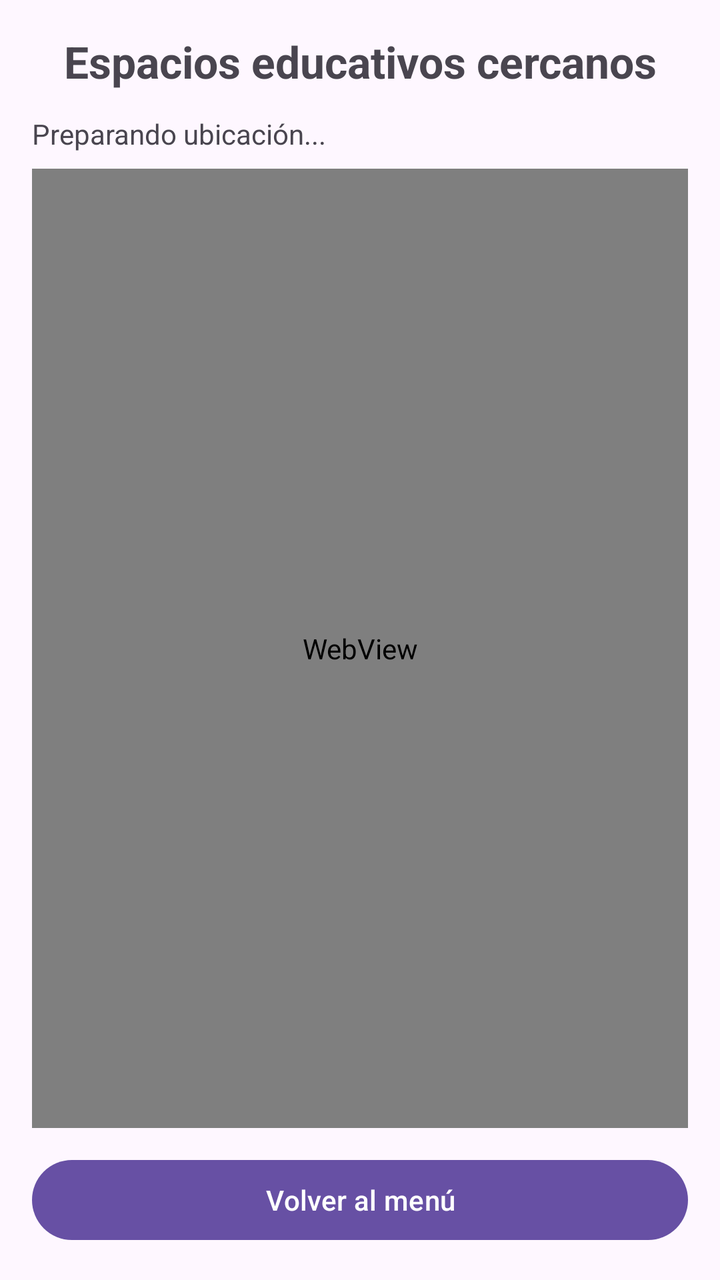
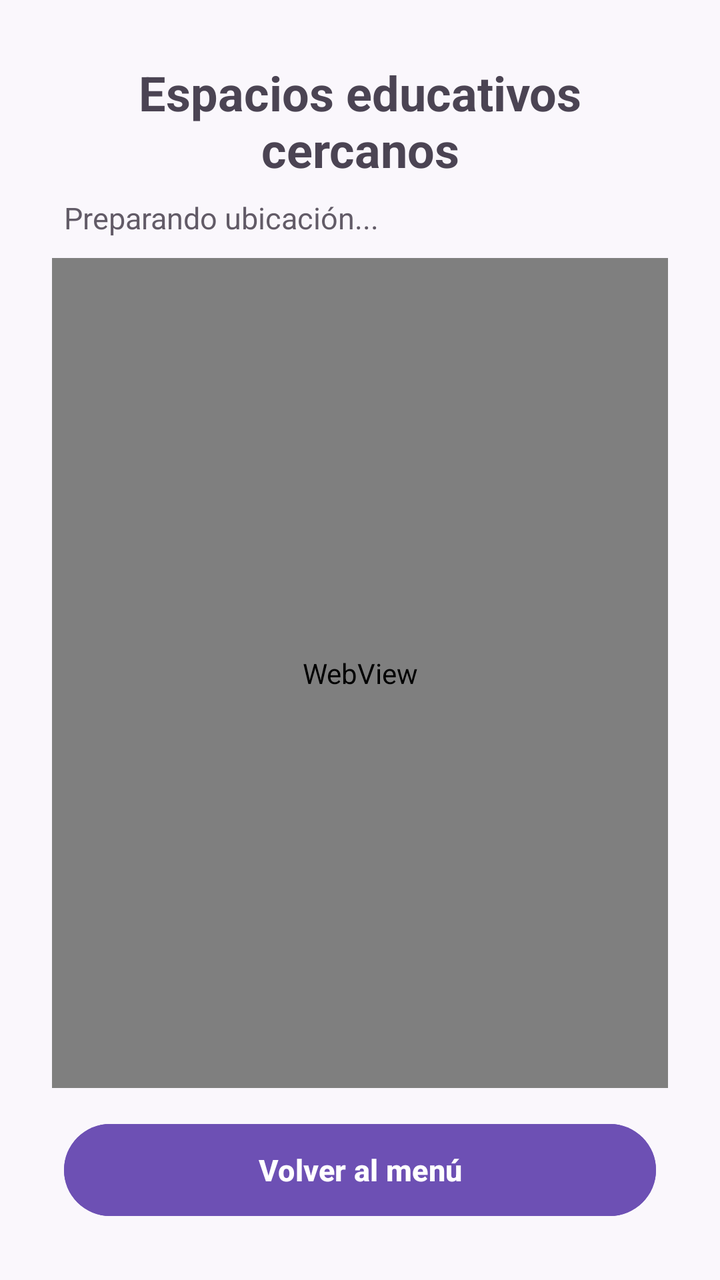

An Android layout rendered at two revisions. The XML below is the earlier revision; the diff shows what the commit changed to produce the second picture.
<!-- AndroidManifest.xml: application theme Theme.AILearningMobile -->
<!-- res/layout/activity_mapa_espacios_educativos.xml -->
<?xml version="1.0" encoding="utf-8"?>
<LinearLayout xmlns:android="http://schemas.android.com/apk/res/android"

    android:layout_width="match_parent"
    android:layout_height="match_parent"
    android:orientation="vertical"
    android:padding="16dp"

    >

    <TextView

        android:id="@+id/textTituloMapa"
        android:layout_width="match_parent"
        android:layout_height="wrap_content"
        android:text="Espacios educativos cercanos"
        android:textSize="22sp"
        android:textStyle="bold"
        android:gravity="center"
        android:layout_marginBottom="12dp"

        />

    <TextView

        android:id="@+id/textEstadoUbicacion"
        android:layout_width="match_parent"
        android:layout_height="wrap_content"
        android:text="Preparando ubicación..."
        android:textSize="14sp"
        android:layout_marginBottom="8dp"

        />

    <WebView

        android:id="@+id/webViewMapa"
        android:layout_width="match_parent"
        android:layout_height="0dp"
        android:layout_weight="1"

        />

    <Button

        android:id="@+id/btnVolverHome"
        android:layout_width="match_parent"
        android:layout_height="wrap_content"
        android:text="Volver al menú"
        android:textAllCaps="false"
        android:layout_marginTop="12dp"

        />

</LinearLayout>
<!-- resources referenced by this layout -->
<resources>
  <style name="Theme.AILearningMobile" parent="Base.Theme.AILearningMobile" />
  <style name="Base.Theme.AILearningMobile" parent="Theme.Material3.DayNight.NoActionBar">
          
          
      </style>
</resources>

<!-- the commit's change to res/layout/activity_mapa_espacios_educativos.xml (unified diff, before → after) -->
@@ -1,55 +1,7 @@
 <?xml version="1.0" encoding="utf-8"?>
-<LinearLayout xmlns:android="http://schemas.android.com/apk/res/android"
-
-    android:layout_width="match_parent"
-    android:layout_height="match_parent"
-    android:orientation="vertical"
-    android:padding="16dp"
-
-    >
-
-    <TextView
-
-        android:id="@+id/textTituloMapa"
-        android:layout_width="match_parent"
-        android:layout_height="wrap_content"
-        android:text="Espacios educativos cercanos"
-        android:textSize="22sp"
-        android:textStyle="bold"
-        android:gravity="center"
-        android:layout_marginBottom="12dp"
-
-        />
-
-    <TextView
-
-        android:id="@+id/textEstadoUbicacion"
-        android:layout_width="match_parent"
-        android:layout_height="wrap_content"
-        android:text="Preparando ubicación..."
-        android:textSize="14sp"
-        android:layout_marginBottom="8dp"
-
-        />
-
-    <WebView
-
-        android:id="@+id/webViewMapa"
-        android:layout_width="match_parent"
-        android:layout_height="0dp"
-        android:layout_weight="1"
-
-        />
-
-    <Button
-
-        android:id="@+id/btnVolverHome"
-        android:layout_width="match_parent"
-        android:layout_height="wrap_content"
-        android:text="Volver al menú"
-        android:textAllCaps="false"
-        android:layout_marginTop="12dp"
-
-        />
-
+<LinearLayout xmlns:android="http://schemas.android.com/apk/res/android" android:layout_width="match_parent" android:layout_height="match_parent" android:orientation="vertical" android:padding="16dp" android:background="#FAF7FC">
+  <TextView android:id="@+id/textTituloMapa" android:layout_width="match_parent" android:layout_height="wrap_content" android:text="Espacios educativos cercanos" android:textSize="24sp" android:textStyle="bold" android:gravity="center" android:layout_marginBottom="4dp" android:textColor="#4B4453" android:layout_marginStart="16dp" android:layout_marginEnd="16dp" android:layout_marginTop="14dp" />
+  <TextView android:id="@+id/textEstadoUbicacion" android:layout_width="match_parent" android:layout_height="wrap_content" android:text="Preparando ubicación..." android:textSize="15sp" android:layout_marginBottom="10dp" android:textColor="#625B67" android:layout_marginStart="16dp" android:layout_marginEnd="16dp" android:layout_marginTop="4dp" />
+  <WebView android:id="@+id/webViewMapa" android:layout_width="match_parent" android:layout_height="0dp" android:layout_weight="1" android:layout_marginStart="10dp" android:layout_marginEnd="10dp" android:layout_marginBottom="4dp" />
+  <Button android:id="@+id/btnVolverHome" android:layout_width="match_parent" android:layout_height="54dp" android:text="Volver al menú" android:textAllCaps="false" android:layout_marginTop="10dp" android:layout_marginStart="16dp" android:layout_marginEnd="16dp" android:layout_marginBottom="12dp" android:backgroundTint="#6D50B4" android:textColor="#FFFFFF" android:textSize="15sp" android:textStyle="bold" />
 </LinearLayout>
